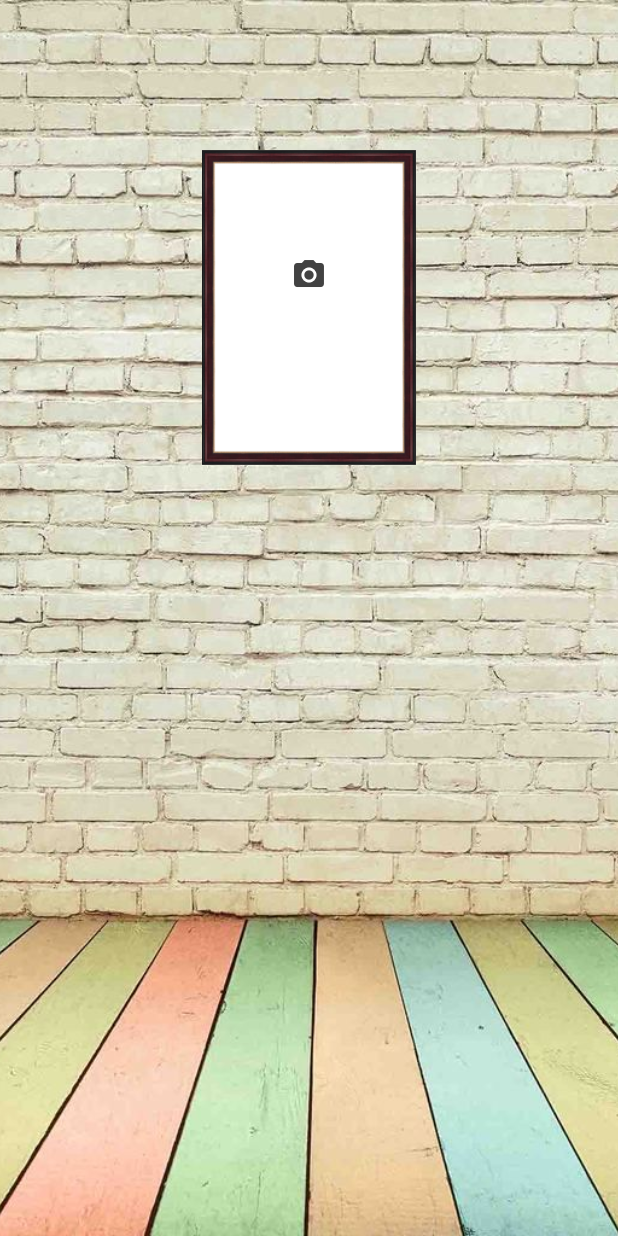
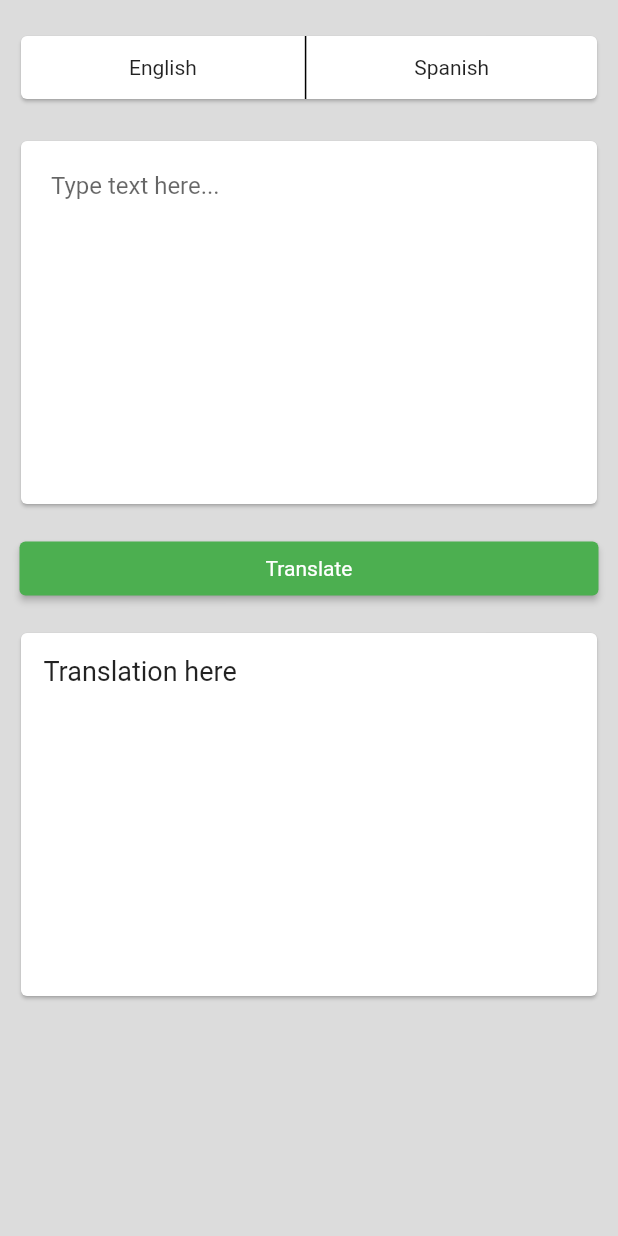
Before and after one commit to erdiegoant/flutter_machine_learning, a Flutter app: the screen it shows after launch, on a phone screen of 412 x 824 dp. Run offline on Flutter 3.47's test engine with Material 2 defaults, Android fonts, the phone set to English and light mode, and no system bars; our stand-ins replace camera, image_picker; missing offline and left inert: google_ml_kit.

Commit message:
Text Translation

```diff
--- a/lib/main.dart
+++ b/lib/main.dart
@@ -1,6 +1,6 @@
 import 'package:camera/camera.dart';
 import 'package:flutter/material.dart';
-import 'package:machine_learning/pages/camera_face_recognition_page.dart';
+import 'package:machine_learning/pages/text_translation.dart';
 
 late List<CameraDescription> cameras;
 
@@ -18,7 +18,7 @@ class MyApp extends StatelessWidget {
       theme: ThemeData(
         primarySwatch: Colors.blue,
       ),
-      home: CameraFaceRecognitionPage(),
+      home: TextTranslationPage(),
     );
   }
 }
--- /dev/null
+++ b/lib/pages/text_translation.dart
@@ -0,0 +1,153 @@
+import 'package:flutter/material.dart';
+import 'package:google_ml_kit/google_ml_kit.dart';
+
+class TextTranslationPage extends StatefulWidget {
+  const TextTranslationPage({Key? key}) : super(key: key);
+
+  @override
+  _TextTranslationPageState createState() => _TextTranslationPageState();
+}
+
+class _TextTranslationPageState extends State<TextTranslationPage> {
+  TextEditingController controller = TextEditingController();
+  String result = 'Translation here';
+  OnDeviceTranslator? translator;
+  TranslateLanguageModelManager? modelManager;
+
+  @override
+  void initState() {
+    super.initState();
+
+    modelManager = GoogleMlKit.nlp.translateLanguageModelManager();
+
+    translator = GoogleMlKit.nlp.onDeviceTranslator(
+      sourceLanguage: TranslateLanguage.ENGLISH,
+      targetLanguage: TranslateLanguage.SPANISH,
+    );
+
+    downloadModel();
+  }
+
+  Future<void> downloadModel() async {
+    var result = await modelManager!.downloadModel(TranslateLanguage.ENGLISH);
+    print('Model downloaded: $result');
+    result = await modelManager!.downloadModel(TranslateLanguage.SPANISH);
+    print('Model downloaded: $result');
+  }
+
+  Future<void> deleteModel() async {
+    var result = await modelManager!.deleteModel(TranslateLanguage.ENGLISH);
+    print('Model deleted: $result');
+    result = await modelManager!.deleteModel(TranslateLanguage.SPANISH);
+    print('Model deleted: $result');
+  }
+
+  // Future<void> getAvailableModels() async {
+  //   var result = await modelManager!.getAvailableModels();
+  //   print('Available models: $result');
+  // }
+  //
+  // Future<void> isModelDownloaded() async {
+  //   var result =
+  //       await modelManager!.isModelDownloaded(TranslateLanguage.ENGLISH);
+  //   print('Is model downloaded: $result');
+  //   result = await modelManager!.isModelDownloaded(TranslateLanguage.SPANISH);
+  //   print('Is model downloaded: $result');
+  // }
+
+  @override
+  void dispose() {
+    deleteModel();
+    controller.dispose();
+    translator!.close();
+    super.dispose();
+  }
+
+  Future<void> translateText() async {
+    String translation = await translator!.translateText(controller.text);
+
+    setState(() {
+      result = translation;
+    });
+  }
+
+  @override
+  Widget build(BuildContext context) {
+    return Scaffold(
+      resizeToAvoidBottomInset: false,
+      body: SafeArea(
+        child: Container(
+          color: Colors.black12,
+          child: Column(
+            children: [
+              Container(
+                margin: EdgeInsets.only(top: 20, left: 10, right: 10),
+                height: 50,
+                child: Card(
+                  child: Row(
+                    children: [
+                      Text('English'),
+                      Container(
+                        height: 48,
+                        width: 1,
+                        color: Colors.black,
+                      ),
+                      Text('Spanish'),
+                    ],
+                    mainAxisAlignment: MainAxisAlignment.spaceEvenly,
+                  ),
+                ),
+              ),
+              Container(
+                margin: EdgeInsets.only(top: 20, left: 10, right: 10),
+                child: Card(
+                  color: Colors.white,
+                  child: Padding(
+                    padding: const EdgeInsets.all(8.0),
+                    child: TextField(
+                      controller: controller,
+                      decoration: InputDecoration(
+                          fillColor: Colors.white,
+                          hintText: 'Type text here...',
+                          filled: true,
+                          border: InputBorder.none),
+                      style: TextStyle(color: Colors.black),
+                      maxLines: 100,
+                    ),
+                  ),
+                ),
+                width: double.infinity,
+                height: 250,
+              ),
+              Container(
+                margin: EdgeInsets.only(top: 15, left: 13, right: 13),
+                width: double.infinity,
+                child: ElevatedButton(
+                  style: ElevatedButton.styleFrom(
+                      textStyle: TextStyle(color: Colors.white),
+                      primary: Colors.green),
+                  child: Text('Translate'),
+                  onPressed: translateText,
+                ),
+              ),
+              Container(
+                margin: EdgeInsets.only(top: 15, left: 10, right: 10),
+                child: Card(
+                  color: Colors.white,
+                  child: Container(
+                      padding: EdgeInsets.all(15),
+                      child: Text(
+                        result,
+                        style: TextStyle(fontSize: 18),
+                      )),
+                ),
+                width: double.infinity,
+                height: 250,
+              ),
+            ],
+          ),
+        ),
+      ),
+    );
+  }
+}
```
Also changed, not shown: 1 other file.
